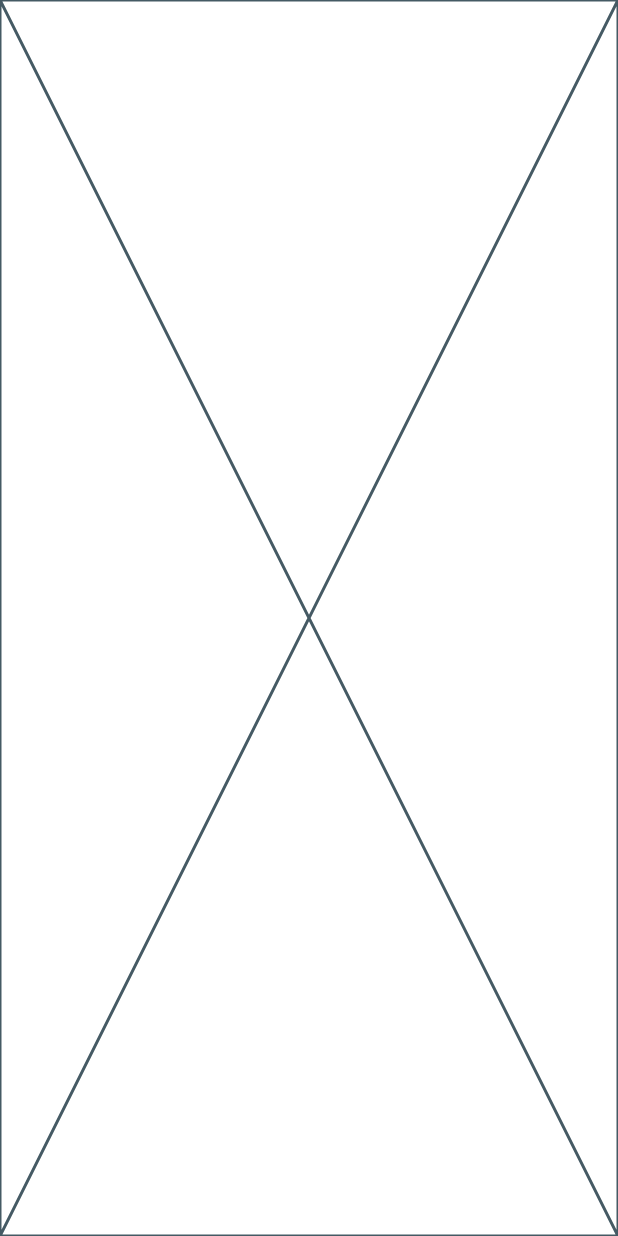
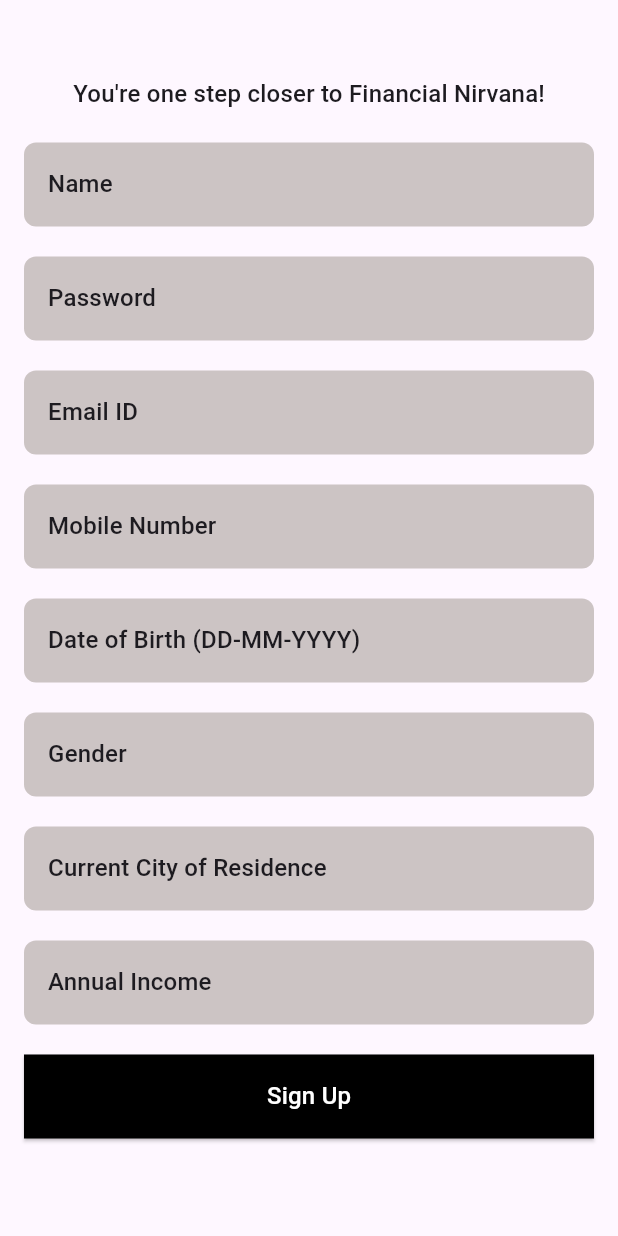
Before and after one commit to Siddiqui145/money_monastery, a Flutter app: the screen it shows after launch, after a tap on "Sign Up", on a phone screen of 412 x 824 dp. Run offline on Flutter 3.47's test engine with Material 3 defaults, Android fonts, the phone set to English and light mode, and no system bars.

Commit message:
Auth screens UI done

```diff
--- a/lib/main.dart
+++ b/lib/main.dart
@@ -1,5 +1,5 @@
 import 'package:flutter/material.dart';
-import 'package:money_monastery/src/features/home/presentation/pages/landing_screen.dart';
+import 'package:money_monastery/src/features/home/presentation/auth/landing_screen.dart';
 
 void main() {
   runApp(const MyApp());
@@ -17,6 +17,7 @@ class MyApp extends StatelessWidget {
         //colorScheme: ColorScheme.fromSeed(seedColor: Colors.deepPurple),
       ),
       home: const LandingScreen(),
+      debugShowCheckedModeBanner: false,
     );
   }
 }
--- a/lib/src/features/home/presentation/pages/landing_screen.dart
+++ b/lib/src/features/home/presentation/auth/landing_screen.dart
@@ -1,6 +1,6 @@
 import 'package:flutter/material.dart';
-import 'package:money_monastery/src/features/home/presentation/pages/login_screen.dart';
-import 'package:money_monastery/src/features/home/presentation/pages/signup_screen.dart';
+import 'package:money_monastery/src/features/home/presentation/auth/login_screen.dart';
+import 'package:money_monastery/src/features/home/presentation/auth/signup_screen.dart';
 import 'package:money_monastery/src/features/home/presentation/widgets/custom_button.dart';
 
 class LandingScreen extends StatelessWidget {
--- /dev/null
+++ b/lib/src/features/home/presentation/auth/signup_screen.dart
@@ -0,0 +1,70 @@
+import 'package:flutter/material.dart';
+import 'package:money_monastery/src/features/home/presentation/auth/landing_screen.dart';
+import 'package:money_monastery/src/features/home/presentation/widgets/custom_button.dart';
+import 'package:money_monastery/src/features/home/presentation/widgets/custom_textfield.dart';
+
+class SignupScreen extends StatefulWidget {
+  const SignupScreen({super.key});
+
+  @override
+  State<SignupScreen> createState() => _SignupScreenState();
+}
+
+class _SignupScreenState extends State<SignupScreen> {
+  @override
+  Widget build(BuildContext context) {
+
+    final TextEditingController nameController = TextEditingController();
+    final TextEditingController passwordController = TextEditingController();
+    final TextEditingController emailController = TextEditingController();
+    final TextEditingController mobileController = TextEditingController();
+    final TextEditingController dobController = TextEditingController();
+    final TextEditingController genderController = TextEditingController();
+    final TextEditingController cityController = TextEditingController();
+    final TextEditingController incomeController = TextEditingController();
+
+    return Scaffold(
+      body: Padding(padding: EdgeInsets.all(16),
+      child: SingleChildScrollView(
+        child: Column(
+          children: [
+            const SizedBox(height: 35,),
+            Text("You're one step closer to Financial Nirvana!",
+            style: Theme.of(context).textTheme.titleMedium,),
+            const SizedBox(height: 20,),
+            CustomTextfield(title: 'Name', controller: nameController),
+
+            const SizedBox(height: 20,),
+            CustomTextfield(title: 'Password', controller: passwordController),
+
+            const SizedBox(height: 20,),
+            CustomTextfield(title: 'Email ID', controller: emailController),
+
+            const SizedBox(height: 20,),
+            CustomTextfield(title: 'Mobile Number', controller: mobileController),
+
+            const SizedBox(height: 20,),
+            CustomTextfield(title: 'Date of Birth (DD-MM-YYYY)', controller: dobController),
+
+            const SizedBox(height: 20,),
+            CustomTextfield(title: 'Gender', controller: genderController),
+
+            const SizedBox(height: 20,),
+            CustomTextfield(title: 'Current City of Residence', controller: cityController),
+
+            const SizedBox(height: 20,),
+            CustomTextfield(title: 'Annual Income', controller: incomeController),
+
+            const SizedBox(height: 20,),
+            CustomButton(title: 'Sign Up', onPressed: () {
+                Navigator.pushReplacement(context, MaterialPageRoute(builder: (context) => LandingScreen()));
+              },
+              backgroundColor: Colors.black,
+              textColor: Colors.white,),
+
+          ],
+        ),
+      ),),
+    );
+  }
+}
--- a/lib/src/features/home/presentation/pages/signup_screen.dart
+++ /dev/null
@@ -1,15 +0,0 @@
-import 'package:flutter/material.dart';
-
-class SignupScreen extends StatefulWidget {
-  const SignupScreen({super.key});
-
-  @override
-  State<SignupScreen> createState() => _SignupScreenState();
-}
-
-class _SignupScreenState extends State<SignupScreen> {
-  @override
-  Widget build(BuildContext context) {
-    return const Placeholder();
-  }
-}
```
Also changed, not shown: lib/src/features/home/presentation/auth/login_screen.dart (added, +52 -0 lines), lib/src/features/home/presentation/auth/reset_password_screen.dart (added, +45 -0 lines), lib/src/features/home/presentation/pages/login_screen.dart (deleted, +0 -15 lines), lib/src/features/home/presentation/auth/pages.dart (renamed from lib/src/features/home/presentation/pages/pages.dart).
